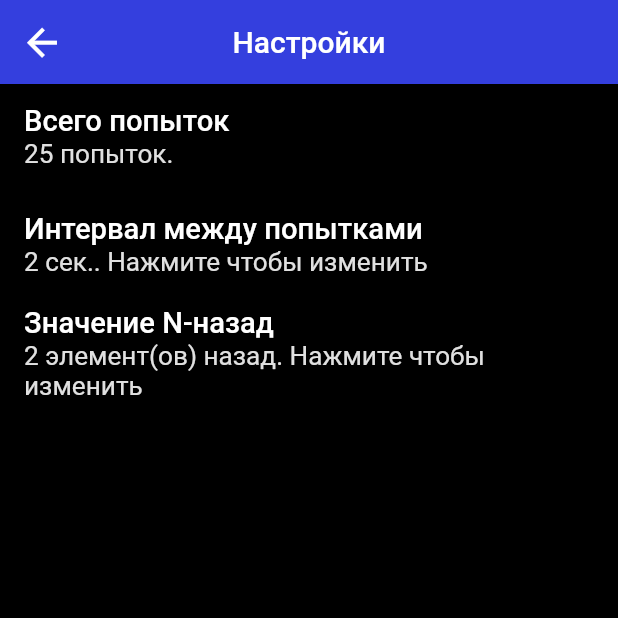
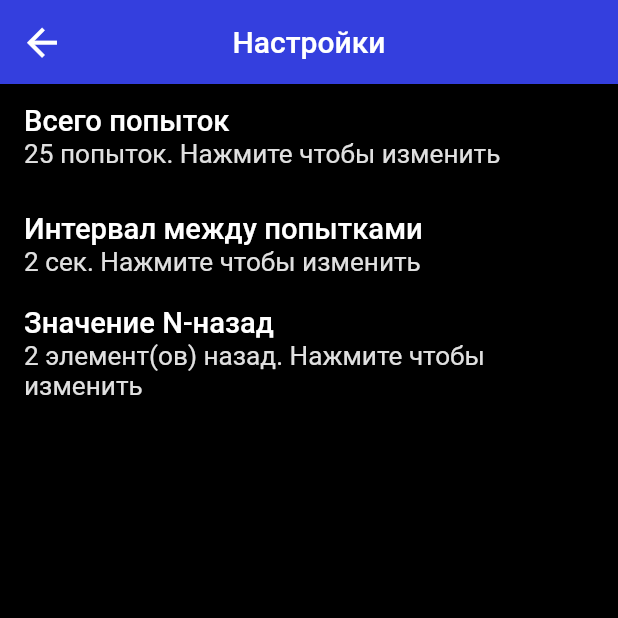
Before and after one commit to Eddie98/nbackflutter, a Flutter app: the screen it shows after launch, after a tap on the "settings" icon, on a phone screen of 412 x 824 dp, the top half of it. Run offline on Flutter 3.47's test engine with Material 2 defaults, Android fonts, the light colour scheme and no system bars; our stand-ins replace bloc, bloc_concurrency, equatable, flutter_bloc, hydrated_bloc; missing offline and left inert: ansicolor.

Commit message:
little ui fix

```diff
--- a/lib/view/pages/settings/settings.dart
+++ b/lib/view/pages/settings/settings.dart
@@ -45,7 +45,8 @@ class SettingsPage extends StatelessWidget {
                 children: [
                   ListItemWidget(
                     title: totalAttemptsText,
-                    subTitle: '${state.totalAttempts} $attemptsText. ',
+                    subTitle:
+                        '${state.totalAttempts} $attemptsText. $clickToChangeText',
                     onTap: () => showAlertDialog(
                       context: context,
                       options: totalAttemptsOptions,
@@ -56,7 +57,7 @@ class SettingsPage extends StatelessWidget {
                   ListItemWidget(
                     title: intervalBetweenAttemptsText,
                     subTitle:
-                        '${state.intervalBetweenAttempts} $secondsText. $clickToChangeText',
+                        '${state.intervalBetweenAttempts} $secondsText $clickToChangeText',
                     onTap: () => showAlertDialog(
                       context: context,
                       options: intervalBetweenAttemptsOptions,
--- a/lib/view/screens/results/results.dart
+++ b/lib/view/screens/results/results.dart
@@ -71,6 +71,7 @@ class ResultsScreen extends StatelessWidget {
                 fontWeight: FontWeight.normal,
               ),
             ),
+            sizedBoxHeight(10.0),
             TableWidget(
               correctAll: correctAnswers.length,
               correctColors: correctAnswers.where((e) => e == colorSign).length,
```
